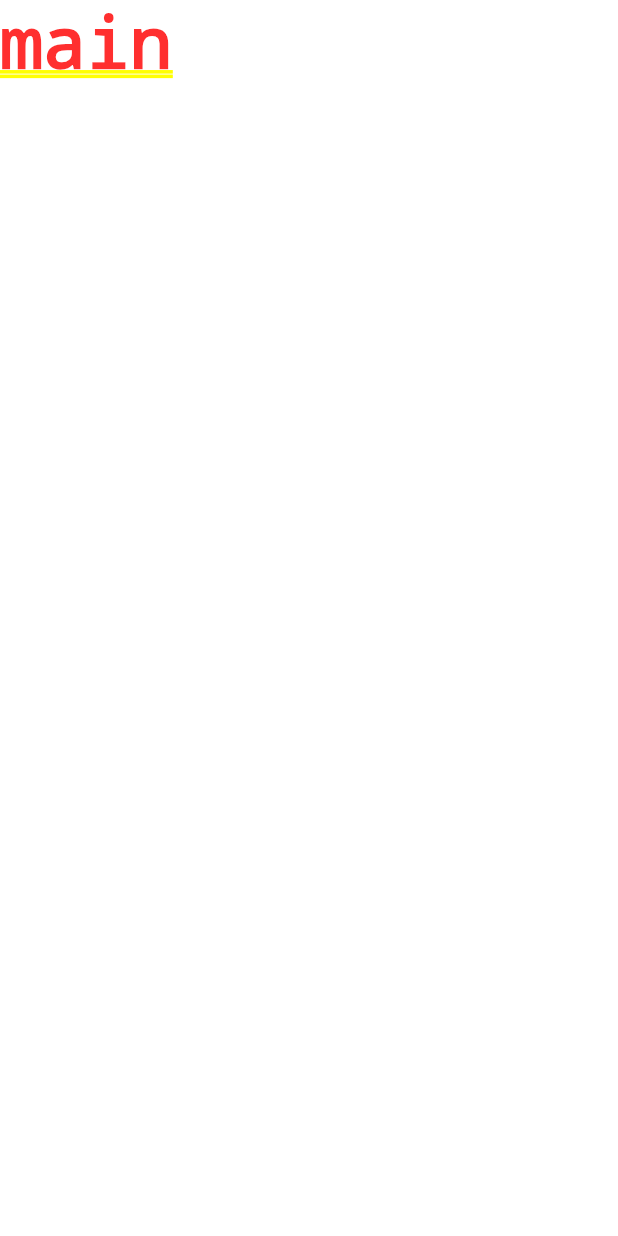
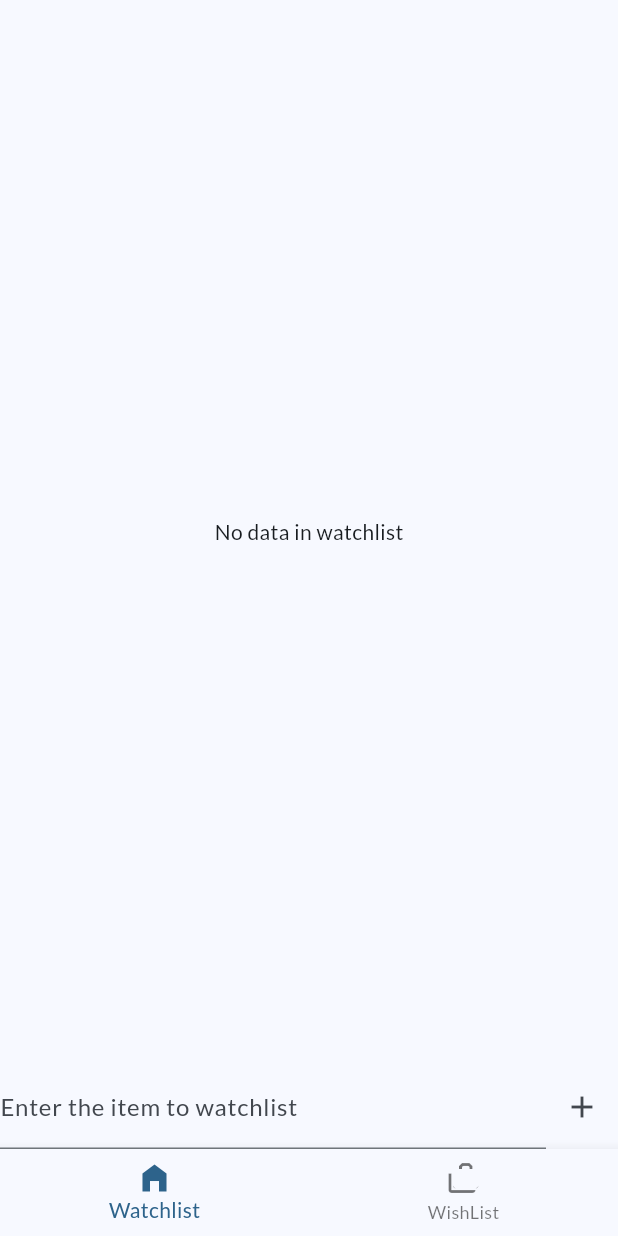
Before and after one commit to swaroopa-msil/flutter_training, a Flutter app: the screen it shows after launch, on a phone screen of 412 x 824 dp. Run offline on Flutter 3.47's test engine with Material 3 defaults, Android fonts, the phone set to English and light mode, and no system bars; our stand-ins replace go_router, google_fonts.

Commit message:
- Provider implementation

```diff
--- a/lib/main.dart
+++ b/lib/main.dart
@@ -1,18 +1,25 @@
+
 import 'package:flutter/material.dart';
+import 'package:go_router/go_router.dart';
 import 'package:google_fonts/google_fonts.dart';
-import 'package:flutter_riverpod/flutter_riverpod.dart';
+import 'package:march09/providers/data_List_change_provider.dart';
+import 'package:march09/screens/home_screen.dart';
+import 'package:march09/screens/watchlist_screen.dart';
+import 'package:march09/screens/wishlist_screen.dart';
+import 'package:provider/provider.dart';
 
 final theme = ThemeData(
   useMaterial3: true,
   colorScheme: ColorScheme.fromSeed(
-    brightness: Brightness.dark,
-    seedColor: const Color.fromARGB(255, 131, 57, 0),
+    seedColor: const Color.fromARGB(255, 0, 85, 131),
   ),
   textTheme: GoogleFonts.latoTextTheme(),
 );
 
+final _rootNavKey = GlobalKey<NavigatorState>(debugLabel: 'root');
+
 void main() {
-  runApp(const ProviderScope(child: App()));
+  runApp(const App());
 }
 
 class App extends StatelessWidget {
@@ -20,6 +27,40 @@ class App extends StatelessWidget {
 
   @override
   Widget build(BuildContext context) {
-    return MaterialApp(theme: theme, home: const Text("main"));
+    return MultiProvider(providers: [
+      ChangeNotifierProvider(create: (_) => DataListChangeProvider() )
+    ],
+        child: MaterialApp.router(theme: theme, routerConfig: _router));
   }
 }
+
+
+final _router = GoRouter(
+     initialLocation: '/watchlist',
+    navigatorKey: _rootNavKey,
+    routes: <RouteBase>[
+      StatefulShellRoute.indexedStack(
+        builder: (context,state,navigationShell){
+          return  HomeScreen(navigationShell: navigationShell);
+        },
+          branches: [
+            StatefulShellBranch(
+                routes:<RouteBase>[
+                  GoRoute(path: '/watchlist',
+                    builder: (context,state){
+                          return const Watchlist();
+                    }
+                  )
+                ]),
+            StatefulShellBranch(
+                routes:<RouteBase>[
+                  GoRoute(path: '/wishlist',
+                      builder: (context,state){
+                        return const Wishlist();
+                      }
+                  )
+                ])
+          ])
+    ]
+
+);
--- /dev/null
+++ b/lib/providers/data_List_change_provider.dart
@@ -0,0 +1,37 @@
+
+
+import 'package:flutter/cupertino.dart';
+
+class DataListChangeProvider extends ChangeNotifier{
+
+  List<String> dataList = [];
+  List<String> favDataList = [];
+
+  void addToList(String item){
+    dataList.add(item);
+    notifyListeners();
+  }
+
+  void addToFav(String item){
+    favDataList.add(item);
+    notifyListeners();
+  }
+  void removeFromFav(String item){
+    favDataList.remove(item);
+    notifyListeners();
+  }
+
+  void removeFromList(String item){
+    if(favDataList.contains(item)){
+      favDataList.remove(item);
+    }
+    dataList.remove(item);
+    notifyListeners();
+  }
+
+  bool isInFav(String item){
+    return favDataList.contains(item);
+  }
+
+
+}
--- /dev/null
+++ b/lib/screens/home_screen.dart
@@ -0,0 +1,27 @@
+import 'package:flutter/material.dart';
+import 'package:go_router/go_router.dart';
+
+class HomeScreen extends StatelessWidget {
+  const HomeScreen({super.key, required this.navigationShell});
+
+  final StatefulNavigationShell navigationShell;
+
+  void _onTapCall(int index){
+    navigationShell.goBranch(index,initialLocation: index == navigationShell.currentIndex);
+  }
+
+  @override
+  Widget build(BuildContext context) {
+    return Scaffold(
+      body: navigationShell,
+      bottomNavigationBar: BottomNavigationBar(
+        currentIndex: navigationShell.currentIndex,
+        items: const [
+          BottomNavigationBarItem(icon: Icon(Icons.home_filled),label: 'Watchlist'),
+          BottomNavigationBarItem(icon: Icon(Icons.cases),label: 'WishList')
+        ],
+        onTap: _onTapCall,
+      ),
+    );
+  }
+}
--- /dev/null
+++ b/lib/screens/watchlist_screen.dart
@@ -0,0 +1,78 @@
+import 'package:flutter/cupertino.dart';
+import 'package:flutter/material.dart';
+import 'package:march09/providers/data_List_change_provider.dart';
+import 'package:provider/provider.dart';
+
+class Watchlist extends StatefulWidget {
+  const Watchlist({super.key});
+
+
+  @override
+  State<Watchlist> createState() => _WatchlistState();
+}
+
+class _WatchlistState extends State<Watchlist> {
+
+  final _controller = TextEditingController();
+
+  @override
+  void dispose() {
+    _controller.dispose();
+    super.dispose();
+  }
+
+
+  @override
+  Widget build(BuildContext context) {
+    Widget  content = Center(child: Text('No data in watchlist',style: TextStyle(color: Theme.of(context).colorScheme.onBackground)));
+    return Consumer<DataListChangeProvider>(builder:
+        (BuildContext context, DataListChangeProvider value, Widget? child) {
+      return
+        Scaffold(
+          body: Center(
+              child: Column(
+                children: [
+              Expanded( child: value.dataList.isEmpty ? content :
+                     ListView.builder( itemCount: value.dataList.length,
+                        itemBuilder: (context,index){
+                          return Dismissible(
+                            key: Key(value.dataList[index]),
+                            onDismissed: (direction){
+                              value.removeFromList(value.dataList[index]);
+                            },
+                            child: ListTile(
+                              leading: IconButton(
+                                onPressed: (){
+                                  value.addToFav(value.dataList[index]);
+                                },
+                                icon: Icon(Icons.star, color: value.isInFav(value.dataList[index]) ? Colors.green : Colors.grey),
+                              ),
+                              title:Text(value.dataList[index]),
+                            ),
+                          );
+                        }),
+                  ),
+                  Row(
+                    children: [
+                      Expanded(
+                        child: TextField(
+                          controller: _controller,
+                          decoration: const InputDecoration(
+                              labelText: 'Enter the item to watchlist'
+                          )
+                        ),
+                      ),
+                      IconButton(onPressed: (){
+                        value.addToList( _controller.text);
+                        _controller.clear();
+                      }, icon: const Icon(Icons.add))
+                    ],
+                  )
+                ],
+              )
+          ),
+        );},
+
+    );
+  }
+}
--- a/pubspec.yaml
+++ b/pubspec.yaml
@@ -38,6 +38,8 @@ dependencies:
   google_fonts: ^6.2.1
   transparent_image: ^2.0.1
   flutter_riverpod: ^2.5.1
+  go_router: ^13.2.4
+  provider: ^6.1.2
 
 dev_dependencies:
   flutter_test:
```
Also changed, not shown: lib/screens/wishlist_screen.dart (added, +45 -0 lines), pubspec.lock.
